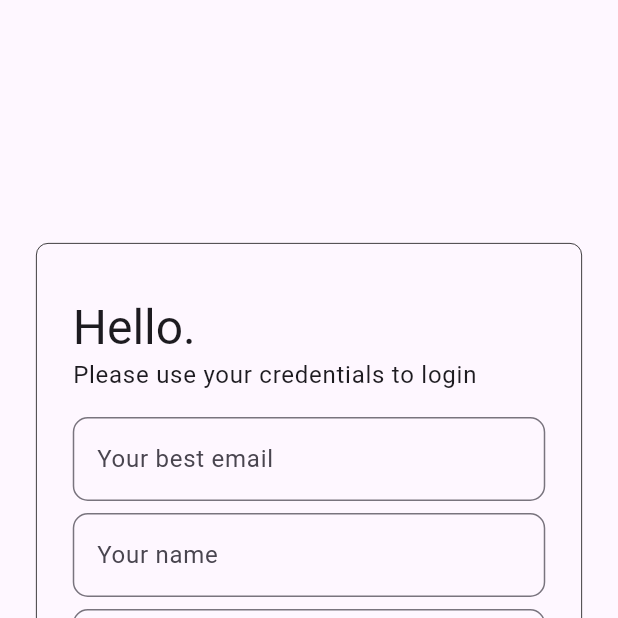
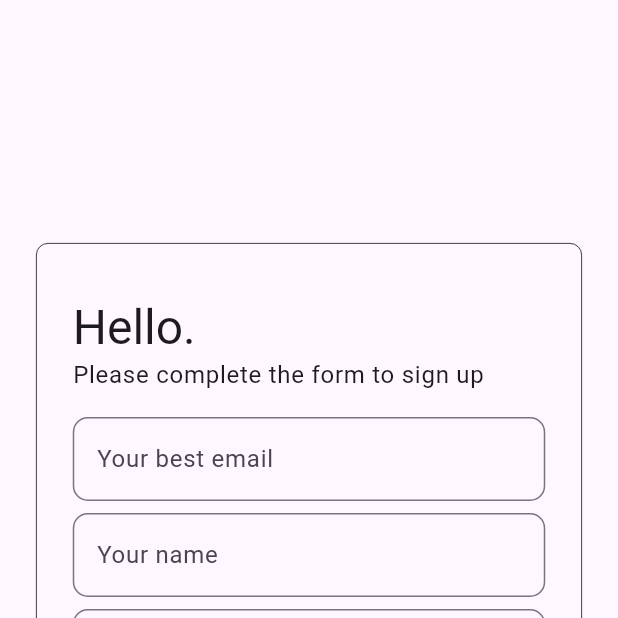
Before and after one commit to fernandormoraes/the-bob-project, a Flutter app: the SignupPage screen opened by its route, on a phone screen of 412 x 824 dp, the top half of it. Run offline on Flutter 3.47's test engine with Material 3 defaults, Android fonts, the light colour scheme and no system bars; our stand-ins replace dio, flutter_dotenv, flutter_modular, fluttertoast, jwt_decoder, shared_preferences and 1 more; missing offline and left inert: alfred, posthog_flutter, rfw; accounts and stored records are empty.

Commit message:
fix: signup subtitle

```diff
--- a/bob_mobile/lib/signup/signup_page.dart
+++ b/bob_mobile/lib/signup/signup_page.dart
@@ -53,7 +53,7 @@ class _SignupPageState extends State<SignupPage> {
                   Align(
                     alignment: Alignment.centerLeft,
                     child: Text(
-                      'Please use your credentials to login',
+                      'Please complete the form to sign up',
                       style: Theme.of(context).textTheme.bodyLarge,
                     ),
                   ),
```
